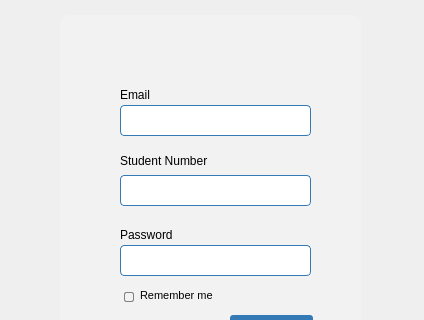
Qt form studentlg.ui (leothii/ASES) before a commit; both pictures show x 0 to 424 and y 155 to 475 of the 424 by 800 pixel window.
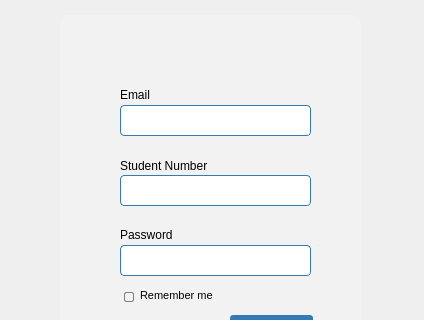
The same form after that commit.

```diff
--- a/studentlg.ui
+++ b/studentlg.ui
@@ -299,9 +299,9 @@
      <property name="geometry">
       <rect>
        <x>60</x>
-       <y>130</y>
+       <y>140</y>
        <width>161</width>
-       <height>31</height>
+       <height>21</height>
       </rect>
      </property>
      <property name="styleSheet">
```
Left out of the diff: 6 changed lines with no effect on the pictures.
